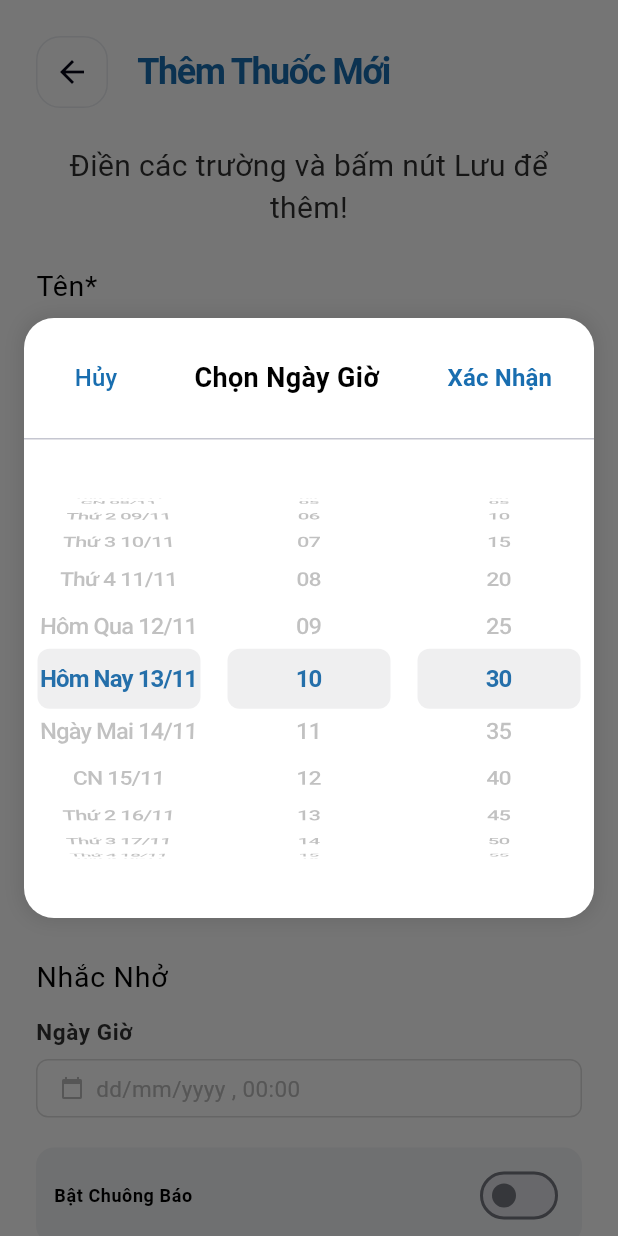
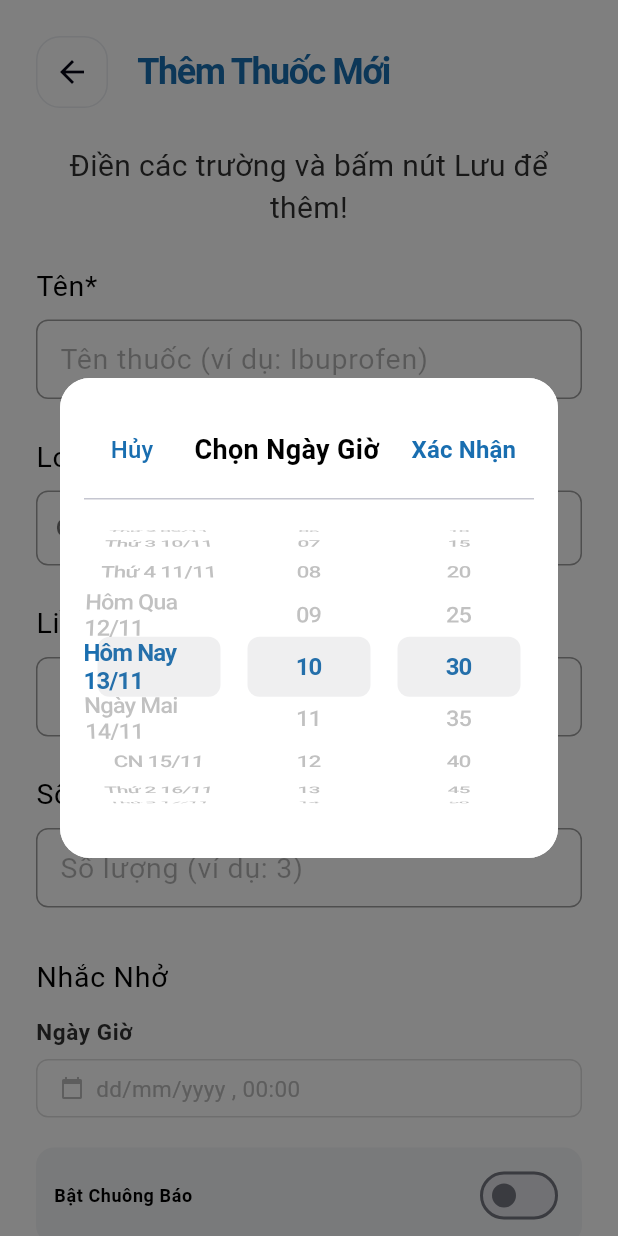
Before and after one commit to Banhcanhcua1107/MediMinder, a Flutter app: the AddMedScreen screen opened by its route, after a tap on "dd/mm/yyyy , 00:00", on a phone screen of 412 x 824 dp. Run offline on Flutter 3.47's test engine with Material 3 defaults, Android fonts, the phone set to English and light mode, and no system bars; our stand-ins replace app_links, flutter_dotenv, google_sign_in, image_picker, supabase_flutter; accounts and stored records are empty; network calls fail.

Commit message:
feat: Improve dialog appearance in AddMedScreen with updated styles and dimensions

```diff
--- a/lib/screens/add_med_screen.dart
+++ b/lib/screens/add_med_screen.dart
@@ -60,30 +60,28 @@ class _AddMedScreenState extends State<AddMedScreen> {
 
     await showDialog(
       context: context,
+      barrierColor: Colors.black.withOpacity(0.5),
       builder: (BuildContext context) {
         return StatefulBuilder(
           builder: (BuildContext context, StateSetter setDialogState) {
             return Dialog(
-              backgroundColor: Colors.transparent,
-              insetPadding: const EdgeInsets.all(16),
+              shape: RoundedRectangleBorder(
+                borderRadius: BorderRadius.circular(20),
+              ),
+              backgroundColor: Colors.white,
               child: Container(
-                height: 400,
+                width: 750,
+                height: 320,
+                padding: const EdgeInsets.all(16.0),
                 decoration: BoxDecoration(
                   color: Colors.white,
                   borderRadius: BorderRadius.circular(20),
-                  boxShadow: [
-                    BoxShadow(
-                      color: Colors.black.withOpacity(0.1),
-                      blurRadius: 10,
-                      spreadRadius: 2,
-                    ),
-                  ],
                 ),
                 child: Column(
                   children: [
                     // Header
                     Padding(
-                      padding: const EdgeInsets.all(16.0),
+                      padding: const EdgeInsets.symmetric(vertical: 8.0),
                       child: Row(
                         mainAxisAlignment: MainAxisAlignment.spaceBetween,
                         children: [
@@ -111,7 +109,7 @@ class _AddMedScreenState extends State<AddMedScreen> {
                                 _selectedDate = tempSelectedDate;
                                 _selectedTime = tempSelectedTime;
                                 _dateController.text =
-                                    '${_selectedDate.day.toString().padLeft(2, '0')}/${_selectedDate.month.toString().padLeft(2, '0')}/${_selectedDate.year}, ${_selectedTime.hour.toString().padLeft(2, '0')}:${_selectedTime.minute.toString().padLeft(2, '0')}';
+                                    '${tempSelectedDate.day.toString().padLeft(2, '0')}/${tempSelectedDate.month.toString().padLeft(2, '0')}/${tempSelectedDate.year}, ${tempSelectedTime.hour.toString().padLeft(2, '0')}:${tempSelectedTime.minute.toString().padLeft(2, '0')}';
                               });
                               Navigator.pop(context);
                             },
@@ -178,7 +176,7 @@ class _AddMedScreenState extends State<AddMedScreen> {
                                   child: Text(
                                     '$dayName ${date.day.toString().padLeft(2, '0')}/${date.month.toString().padLeft(2, '0')}',
                                     style: TextStyle(
-                                      fontSize: index == 10 ? 16 : 16,
+                                      fontSize: 16,
                                       fontWeight: index == 10
                                           ? FontWeight.bold
                                           : FontWeight.w500,
@@ -210,9 +208,7 @@ class _AddMedScreenState extends State<AddMedScreen> {
                                   child: Text(
                                     index.toString().padLeft(2, '0'),
                                     style: TextStyle(
-                                      fontSize: index == tempSelectedTime.hour
-                                          ? 16
-                                          : 16,
+                                      fontSize: 16,
                                       fontWeight: index == tempSelectedTime.hour
                                           ? FontWeight.bold
                                           : FontWeight.w500,
@@ -245,10 +241,7 @@ class _AddMedScreenState extends State<AddMedScreen> {
                                   child: Text(
                                     minute.toString().padLeft(2, '0'),
                                     style: TextStyle(
-                                      fontSize:
-                                          minute == tempSelectedTime.minute
-                                          ? 16
-                                          : 16,
+                                      fontSize: 16,
                                       fontWeight:
                                           minute == tempSelectedTime.minute
                                           ? FontWeight.bold
```
